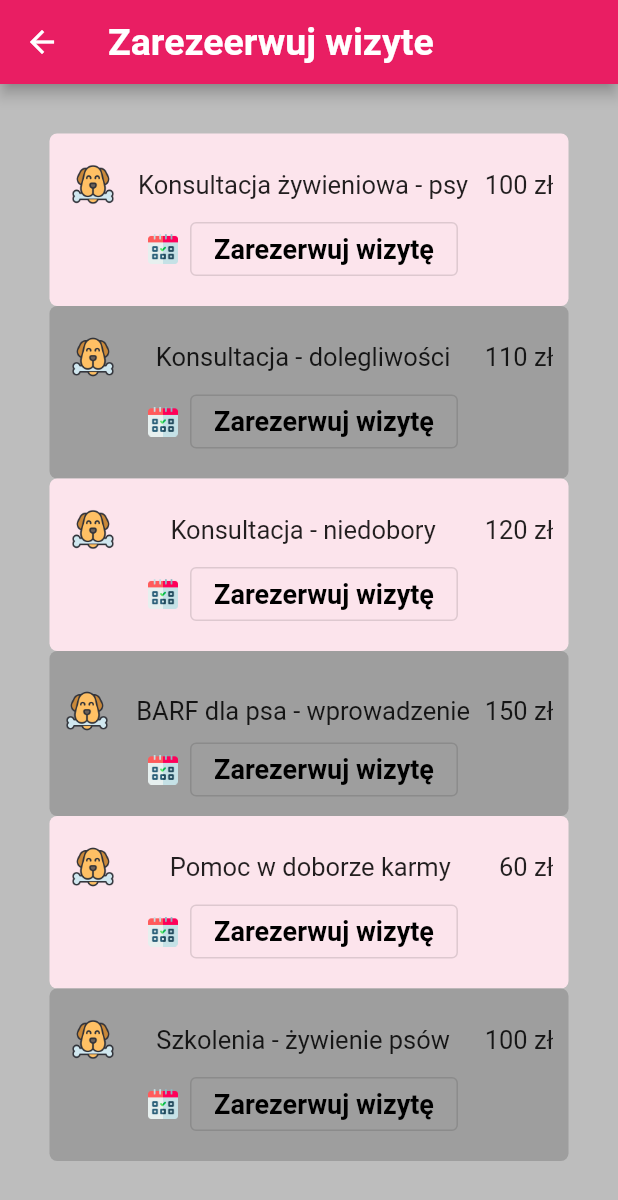
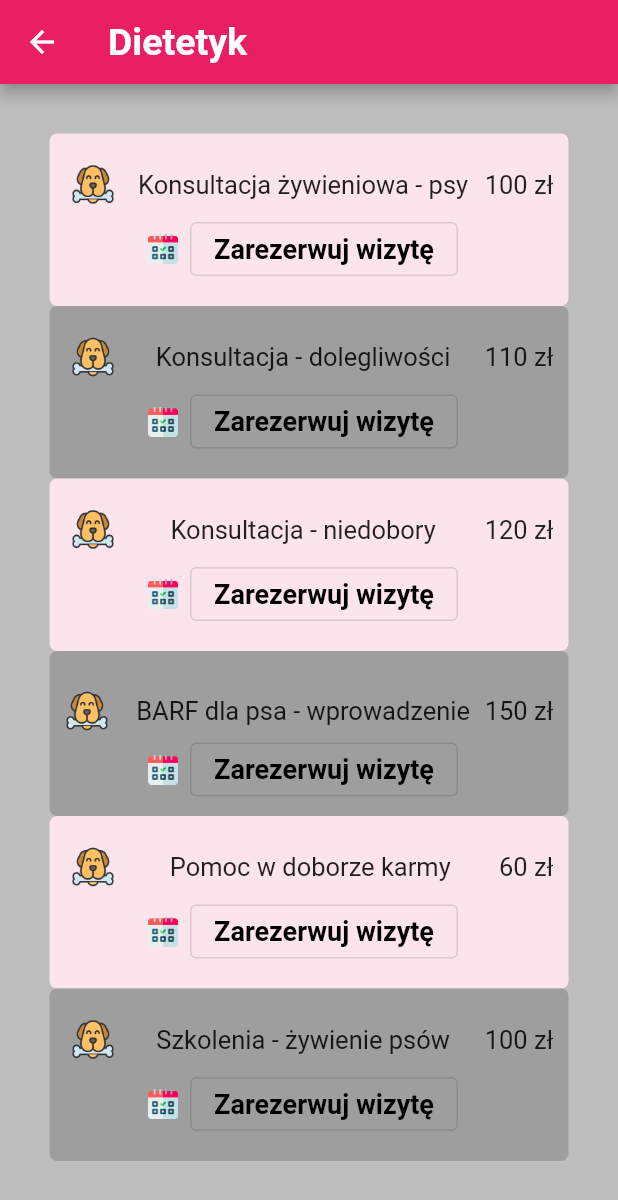
Before and after one commit to Beata12/DogLovers-Portal-zwierzaka-, a Flutter app: the Dietician screen opened directly, on a phone screen of 412 x 824 dp. Shown: the top 1200 px of the screen. Run offline on Flutter 3.47's test engine with Material 2 defaults, Android fonts, the phone set to English and light mode, and no system bars.

Commit message:
dietician

```diff
--- a/lib/pages/Dietician.dart
+++ b/lib/pages/Dietician.dart
@@ -75,7 +75,7 @@ class _Dietician extends State<Dietician>
       backgroundColor: Colors.grey[400],
       appBar: AppBar(
         backgroundColor: Colors.pink,
-        title: const Text('Zarezeerwuj wizyte',
+        title: const Text('Dietetyk',
             style: TextStyle(
                 fontWeight: FontWeight.bold,
                 fontSize: 25,
```
